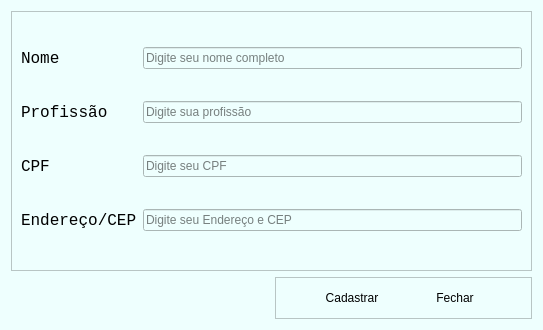
Before: the Qt Designer form view/cadastro.ui in Kaesinasprod/Sistema-de-Funcionarios, drawn with Qt 5.
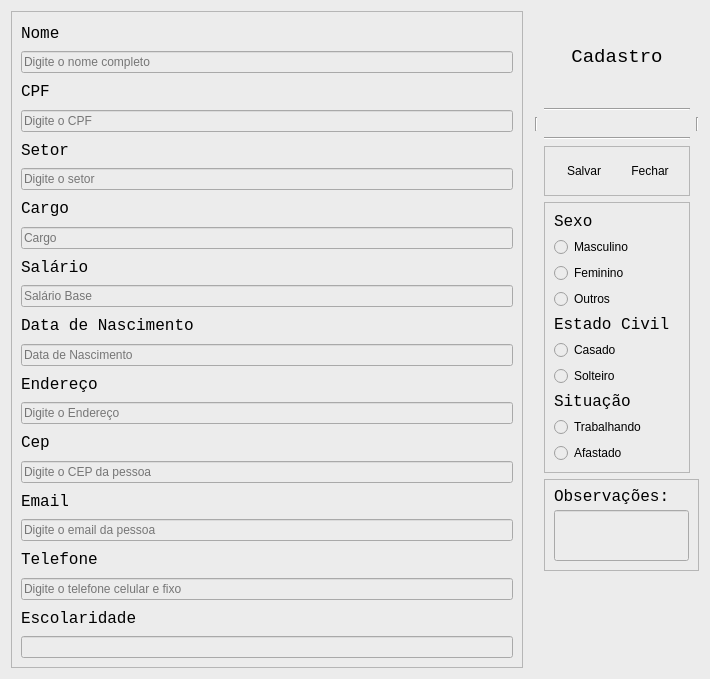
After: the same form once the commit is applied. Icons and pictures are not drawn.

```diff
--- a/view/cadastro.ui
+++ b/view/cadastro.ui
@@ -6,18 +6,88 @@
    <rect>
     <x>0</x>
     <y>0</y>
-    <width>543</width>
-    <height>330</height>
+    <width>710</width>
+    <height>679</height>
    </rect>
   </property>
   <property name="windowTitle">
    <string>Form</string>
   </property>
   <property name="styleSheet">
-   <string notr="true">background-color: rgb(238, 255, 254);</string>
+   <string notr="true">background-color: rgb(236, 236, 236);</string>
   </property>
-  <layout class="QGridLayout" name="gridLayout_3">
-   <item row="0" column="0" rowspan="3" colspan="2">
+  <layout class="QGridLayout" name="gridLayout">
+   <item row="2" column="1">
+    <widget class="Line" name="line_3">
+     <property name="orientation">
+      <enum>Qt::Horizontal</enum>
+     </property>
+    </widget>
+   </item>
+   <item row="2" column="2">
+    <widget class="Line" name="line_5">
+     <property name="orientation">
+      <enum>Qt::Vertical</enum>
+     </property>
+    </widget>
+   </item>
+   <item row="2" column="3">
+    <widget class="QLabel" name="label_16">
+     <property name="maximumSize">
+      <size>
+       <width>500</width>
+       <height>500</height>
+      </size>
+     </property>
+     <property name="text">
+      <string/>
+     </property>
+     <property name="pixmap">
+      <pixmap>../icones/users_clients_group_16774.png</pixmap>
+     </property>
+     <property name="scaledContents">
+      <bool>true</bool>
+     </property>
+    </widget>
+   </item>
+   <item row="2" column="4">
+    <widget class="Line" name="line_2">
+     <property name="orientation">
+      <enum>Qt::Vertical</enum>
+     </property>
+    </widget>
+   </item>
+   <item row="1" column="3">
+    <widget class="Line" name="line">
+     <property name="orientation">
+      <enum>Qt::Horizontal</enum>
+     </property>
+    </widget>
+   </item>
+   <item row="0" column="3">
+    <widget class="QLabel" name="label_17">
+     <property name="font">
+      <font>
+       <family>Lucida Console</family>
+       <pointsize>14</pointsize>
+      </font>
+     </property>
+     <property name="text">
+      <string>Cadastro</string>
+     </property>
+     <property name="alignment">
+      <set>Qt::AlignCenter</set>
+     </property>
+    </widget>
+   </item>
+   <item row="3" column="3">
+    <widget class="Line" name="line_4">
+     <property name="orientation">
+      <enum>Qt::Horizontal</enum>
+     </property>
+    </widget>
+   </item>
+   <item row="0" column="0" rowspan="8">
     <widget class="QFrame" name="frame">
      <property name="sizePolicy">
       <sizepolicy hsizetype="Preferred" vsizetype="Preferred">
@@ -31,32 +101,43 @@
      <property name="frameShadow">
       <enum>QFrame::Raised</enum>
      </property>
-     <layout class="QGridLayout" name="gridLayout">
-      <item row="0" column="1">
+     <layout class="QVBoxLayout" name="verticalLayout">
+      <item>
+       <widget class="QLabel" name="label_2">
+        <property name="maximumSize">
+         <size>
+          <width>100</width>
+          <height>16777215</height>
+         </size>
+        </property>
+        <property name="font">
+         <font>
+          <family>Lucida Console</family>
+          <pointsize>12</pointsize>
+         </font>
+        </property>
+        <property name="text">
+         <string>Nome</string>
+        </property>
+       </widget>
+      </item>
+      <item>
        <widget class="QLineEdit" name="cad_nome">
+        <property name="maximumSize">
+         <size>
+          <width>16777215</width>
+          <height>16777215</height>
+         </size>
+        </property>
         <property name="text">
          <string/>
         </property>
         <property name="placeholderText">
-         <string>Digite seu nome completo</string>
+         <string>Digite o nome completo</string>
         </property>
        </widget>
       </item>
-      <item row="3" column="1">
-       <widget class="QLineEdit" name="cad_end">
-        <property name="placeholderText">
-         <string>Digite seu Endereço e CEP</string>
-        </property>
-       </widget>
-      </item>
-      <item row="2" column="1">
-       <widget class="QLineEdit" name="cad_cpf">
-        <property name="placeholderText">
-         <string>Digite seu CPF</string>
-        </property>
-       </widget>
-      </item>
-      <item row="2" column="0">
+      <item>
        <widget class="QLabel" name="label_4">
         <property name="font">
          <font>
@@ -69,40 +150,20 @@
         </property>
        </widget>
       </item>
-      <item row="1" column="1">
-       <widget class="QLineEdit" name="cad_prof">
+      <item>
+       <widget class="QLineEdit" name="cad_cpf">
+        <property name="maximumSize">
+         <size>
+          <width>16777215</width>
+          <height>16777215</height>
+         </size>
+        </property>
         <property name="placeholderText">
-         <string>Digite sua profissão</string>
+         <string>Digite o CPF</string>
         </property>
        </widget>
       </item>
-      <item row="0" column="0">
-       <widget class="QLabel" name="label_2">
-        <property name="font">
-         <font>
-          <family>Lucida Console</family>
-          <pointsize>12</pointsize>
-         </font>
-        </property>
-        <property name="text">
-         <string>Nome</string>
-        </property>
-       </widget>
-      </item>
-      <item row="3" column="0">
-       <widget class="QLabel" name="label_5">
-        <property name="font">
-         <font>
-          <family>Lucida Console</family>
-          <pointsize>12</pointsize>
-         </font>
-        </property>
-        <property name="text">
-         <string>Endereço/CEP</string>
-        </property>
-       </widget>
-      </item>
-      <item row="1" column="0">
+      <item>
        <widget class="QLabel" name="label_3">
         <property name="font">
          <font>
@@ -111,14 +172,241 @@
          </font>
         </property>
         <property name="text">
-         <string>Profissão</string>
+         <string>Setor</string>
+        </property>
+       </widget>
+      </item>
+      <item>
+       <widget class="QLineEdit" name="cad_setor">
+        <property name="maximumSize">
+         <size>
+          <width>16777215</width>
+          <height>16777215</height>
+         </size>
+        </property>
+        <property name="placeholderText">
+         <string>Digite o setor</string>
+        </property>
+       </widget>
+      </item>
+      <item>
+       <widget class="QLabel" name="label_13">
+        <property name="font">
+         <font>
+          <family>Lucida Console</family>
+          <pointsize>12</pointsize>
+         </font>
+        </property>
+        <property name="text">
+         <string>Cargo</string>
+        </property>
+       </widget>
+      </item>
+      <item>
+       <widget class="QLineEdit" name="cad_cargo">
+        <property name="maximumSize">
+         <size>
+          <width>16777215</width>
+          <height>16777215</height>
+         </size>
+        </property>
+        <property name="placeholderText">
+         <string>Cargo</string>
+        </property>
+       </widget>
+      </item>
+      <item>
+       <widget class="QLabel" name="label_12">
+        <property name="font">
+         <font>
+          <family>Lucida Console</family>
+          <pointsize>12</pointsize>
+         </font>
+        </property>
+        <property name="text">
+         <string>Salário</string>
+        </property>
+       </widget>
+      </item>
+      <item>
+       <widget class="QLineEdit" name="cad_salario">
+        <property name="maximumSize">
+         <size>
+          <width>16777215</width>
+          <height>16777215</height>
+         </size>
+        </property>
+        <property name="placeholderText">
+         <string>Salário Base</string>
+        </property>
+       </widget>
+      </item>
+      <item>
+       <widget class="QLabel" name="label_15">
+        <property name="font">
+         <font>
+          <family>Lucida Console</family>
+          <pointsize>12</pointsize>
+         </font>
+        </property>
+        <property name="text">
+         <string>Data de Nascimento</string>
+        </property>
+       </widget>
+      </item>
+      <item>
+       <widget class="QLineEdit" name="cad_data">
+        <property name="maximumSize">
+         <size>
+          <width>16777215</width>
+          <height>16777215</height>
+         </size>
+        </property>
+        <property name="placeholderText">
+         <string>Data de Nascimento</string>
+        </property>
+       </widget>
+      </item>
+      <item>
+       <widget class="QLabel" name="label_5">
+        <property name="font">
+         <font>
+          <family>Lucida Console</family>
+          <pointsize>12</pointsize>
+         </font>
+        </property>
+        <property name="text">
+         <string>Endereço</string>
+        </property>
+       </widget>
+      </item>
+      <item>
+       <widget class="QLineEdit" name="cad_end">
+        <property name="maximumSize">
+         <size>
+          <width>16777215</width>
+          <height>16777215</height>
+         </size>
+        </property>
+        <property name="placeholderText">
+         <string>Digite o Endereço</string>
+        </property>
+       </widget>
+      </item>
+      <item>
+       <widget class="QLabel" name="label_9">
+        <property name="font">
+         <font>
+          <family>Lucida Console</family>
+          <pointsize>12</pointsize>
+         </font>
+        </property>
+        <property name="text">
+         <string>Cep</string>
+        </property>
+       </widget>
+      </item>
+      <item>
+       <widget class="QLineEdit" name="cad_cep">
+        <property name="maximumSize">
+         <size>
+          <width>16777215</width>
+          <height>16777215</height>
+         </size>
+        </property>
+        <property name="placeholderText">
+         <string>Digite o CEP da pessoa</string>
+        </property>
+       </widget>
+      </item>
+      <item>
+       <widget class="QLabel" name="label_11">
+        <property name="font">
+         <font>
+          <family>Lucida Console</family>
+          <pointsize>12</pointsize>
+         </font>
+        </property>
+        <property name="text">
+         <string>Email</string>
+        </property>
+       </widget>
+      </item>
+      <item>
+       <widget class="QLineEdit" name="cad_email">
+        <property name="maximumSize">
+         <size>
+          <width>16777215</width>
+          <height>16777215</height>
+         </size>
+        </property>
+        <property name="placeholderText">
+         <string>Digite o email da pessoa</string>
+        </property>
+       </widget>
+      </item>
+      <item>
+       <widget class="QLabel" name="label_10">
+        <property name="font">
+         <font>
+          <family>Lucida Console</family>
+          <pointsize>12</pointsize>
+         </font>
+        </property>
+        <property name="text">
+         <string>Telefone</string>
+        </property>
+       </widget>
+      </item>
+      <item>
+       <widget class="QLineEdit" name="cad_telefone">
+        <property name="maximumSize">
+         <size>
+          <width>16777215</width>
+          <height>16777215</height>
+         </size>
+        </property>
+        <property name="placeholderText">
+         <string>Digite o telefone celular e fixo</string>
+        </property>
+       </widget>
+      </item>
+      <item>
+       <widget class="QLabel" name="label_14">
+        <property name="maximumSize">
+         <size>
+          <width>150</width>
+          <height>16777215</height>
+         </size>
+        </property>
+        <property name="font">
+         <font>
+          <family>Lucida Console</family>
+          <pointsize>12</pointsize>
+         </font>
+        </property>
+        <property name="text">
+         <string>Escolaridade</string>
+        </property>
+       </widget>
+      </item>
+      <item>
+       <widget class="QLineEdit" name="cad_escolaridade">
+        <property name="maximumSize">
+         <size>
+          <width>16777215</width>
+          <height>16777215</height>
+         </size>
+        </property>
+        <property name="placeholderText">
+         <string/>
         </property>
        </widget>
       </item>
      </layout>
     </widget>
    </item>
-   <item row="3" column="1">
+   <item row="4" column="3" alignment="Qt::AlignLeft">
     <widget class="QFrame" name="frame_2">
      <property name="sizePolicy">
       <sizepolicy hsizetype="Preferred" vsizetype="Fixed">
@@ -126,14 +414,20 @@
        <verstretch>0</verstretch>
       </sizepolicy>
      </property>
+     <property name="maximumSize">
+      <size>
+       <width>200</width>
+       <height>50</height>
+      </size>
+     </property>
      <property name="frameShape">
       <enum>QFrame::StyledPanel</enum>
      </property>
      <property name="frameShadow">
       <enum>QFrame::Raised</enum>
      </property>
-     <layout class="QGridLayout" name="gridLayout_2">
-      <item row="0" column="0">
+     <layout class="QHBoxLayout" name="horizontalLayout">
+      <item>
        <widget class="QPushButton" name="cadastrar_btn">
         <property name="sizePolicy">
          <sizepolicy hsizetype="Preferred" vsizetype="Preferred">
@@ -151,14 +445,14 @@
          <cursorShape>PointingHandCursor</cursorShape>
         </property>
         <property name="text">
-         <string>Cadastrar</string>
+         <string>Salvar</string>
         </property>
         <property name="flat">
          <bool>true</bool>
         </property>
        </widget>
       </item>
-      <item row="0" column="1">
+      <item>
        <widget class="QPushButton" name="fechar_btn">
         <property name="sizePolicy">
          <sizepolicy hsizetype="Preferred" vsizetype="Preferred">
@@ -186,6 +480,192 @@
      </layout>
     </widget>
    </item>
+   <item row="5" column="3">
+    <widget class="QFrame" name="frame_3">
+     <property name="sizePolicy">
+      <sizepolicy hsizetype="Preferred" vsizetype="Fixed">
+       <horstretch>0</horstretch>
+       <verstretch>0</verstretch>
+      </sizepolicy>
+     </property>
+     <property name="maximumSize">
+      <size>
+       <width>16777215</width>
+       <height>300</height>
+      </size>
+     </property>
+     <property name="frameShape">
+      <enum>QFrame::StyledPanel</enum>
+     </property>
+     <property name="frameShadow">
+      <enum>QFrame::Raised</enum>
+     </property>
+     <layout class="QVBoxLayout" name="verticalLayout_2">
+      <item>
+       <widget class="QLabel" name="label_7">
+        <property name="maximumSize">
+         <size>
+          <width>100</width>
+          <height>16777215</height>
+         </size>
+        </property>
+        <property name="font">
+         <font>
+          <family>Lucida Console</family>
+          <pointsize>12</pointsize>
+         </font>
+        </property>
+        <property name="text">
+         <string>Sexo</string>
+        </property>
+       </widget>
+      </item>
+      <item>
+       <widget class="QRadioButton" name="radioButton">
+        <property name="text">
+         <string>Masculino</string>
+        </property>
+       </widget>
+      </item>
+      <item>
+       <widget class="QRadioButton" name="radioButton_2">
+        <property name="text">
+         <string>Feminino</string>
+        </property>
+       </widget>
+      </item>
+      <item>
+       <widget class="QRadioButton" name="radioButton_3">
+        <property name="text">
+         <string>Outros</string>
+        </property>
+       </widget>
+      </item>
+      <item>
+       <widget class="QLabel" name="label_8">
+        <property name="maximumSize">
+         <size>
+          <width>150</width>
+          <height>16777215</height>
+         </size>
+        </property>
+        <property name="font">
+         <font>
+          <family>Lucida Console</family>
+          <pointsize>12</pointsize>
+         </font>
+        </property>
+        <property name="text">
+         <string>Estado Civil</string>
+        </property>
+       </widget>
+      </item>
+      <item>
+       <widget class="QRadioButton" name="radioButton_5">
+        <property name="text">
+         <string>Casado</string>
+        </property>
+       </widget>
+      </item>
+      <item>
+       <widget class="QRadioButton" name="radioButton_4">
+        <property name="text">
+         <string>Solteiro</string>
+        </property>
+       </widget>
+      </item>
+      <item>
+       <widget class="QLabel" name="label_6">
+        <property name="maximumSize">
+         <size>
+          <width>150</width>
+          <height>16777215</height>
+         </size>
+        </property>
+        <property name="font">
+         <font>
+          <family>Lucida Console</family>
+          <pointsize>12</pointsize>
+         </font>
+        </property>
+        <property name="text">
+         <string>Situação</string>
+        </property>
+       </widget>
+      </item>
+      <item>
+       <widget class="QRadioButton" name="radioButton_6">
+        <property name="text">
+         <string>Trabalhando</string>
+        </property>
+       </widget>
+      </item>
+      <item>
+       <widget class="QRadioButton" name="radioButton_7">
+        <property name="text">
+         <string>Afastado</string>
+        </property>
+       </widget>
+      </item>
+     </layout>
+    </widget>
+   </item>
+   <item row="6" column="3" colspan="2">
+    <widget class="QFrame" name="frame_4">
+     <property name="frameShape">
+      <enum>QFrame::StyledPanel</enum>
+     </property>
+     <property name="frameShadow">
+      <enum>QFrame::Raised</enum>
+     </property>
+     <layout class="QVBoxLayout" name="verticalLayout_3">
+      <item>
+       <widget class="QLabel" name="label">
+        <property name="sizePolicy">
+         <sizepolicy hsizetype="Preferred" vsizetype="Preferred">
+          <horstretch>0</horstretch>
+          <verstretch>0</verstretch>
+         </sizepolicy>
+        </property>
+        <property name="maximumSize">
+         <size>
+          <width>120</width>
+          <height>15</height>
+         </size>
+        </property>
+        <property name="font">
+         <font>
+          <family>Lucida Console</family>
+          <pointsize>12</pointsize>
+         </font>
+        </property>
+        <property name="text">
+         <string>Observações:</string>
+        </property>
+       </widget>
+      </item>
+      <item>
+       <widget class="QLineEdit" name="cad_obs">
+        <property name="sizePolicy">
+         <sizepolicy hsizetype="Preferred" vsizetype="Preferred">
+          <horstretch>0</horstretch>
+          <verstretch>0</verstretch>
+         </sizepolicy>
+        </property>
+        <property name="maximumSize">
+         <size>
+          <width>16777215</width>
+          <height>16777215</height>
+         </size>
+        </property>
+        <property name="placeholderText">
+         <string/>
+        </property>
+       </widget>
+      </item>
+     </layout>
+    </widget>
+   </item>
   </layout>
  </widget>
  <tabstops>
```
Left out of the diff: 9 changed lines with no effect on the pictures.
